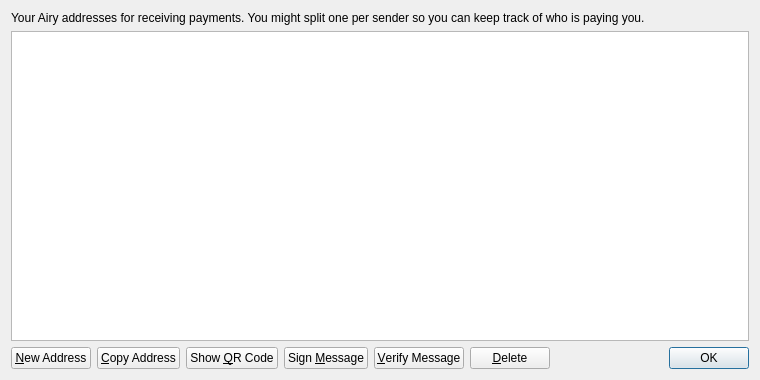
Above: src/qt/forms/addressbookpage.ui from AiryCoin/Airy before the change. Below: the same form after it.
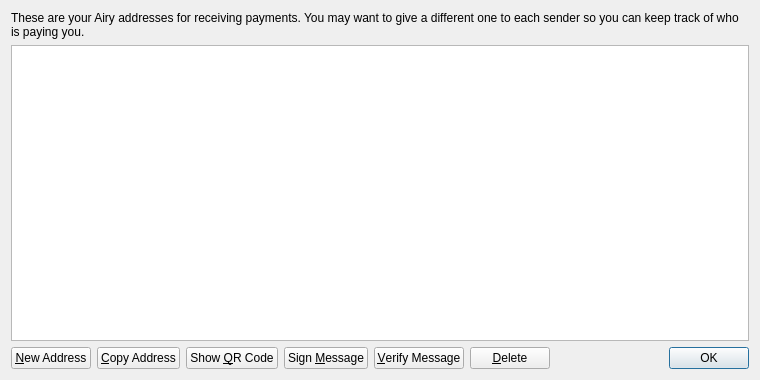
That is the form after the change.

The edit to the form file:
```diff
--- a/src/qt/forms/addressbookpage.ui
+++ b/src/qt/forms/addressbookpage.ui
@@ -17,7 +17,7 @@
    <item>
     <widget class="QLabel" name="labelExplanation">
      <property name="text">
-      <string>Your Airy addresses for receiving payments. You might split one per sender so you can keep track of who is paying you.</string>
+      <string>These are your Airy addresses for receiving payments. You may want to give a different one to each sender so you can keep track of who is paying you.</string>
      </property>
      <property name="textFormat">
       <enum>Qt::PlainText</enum>
```
